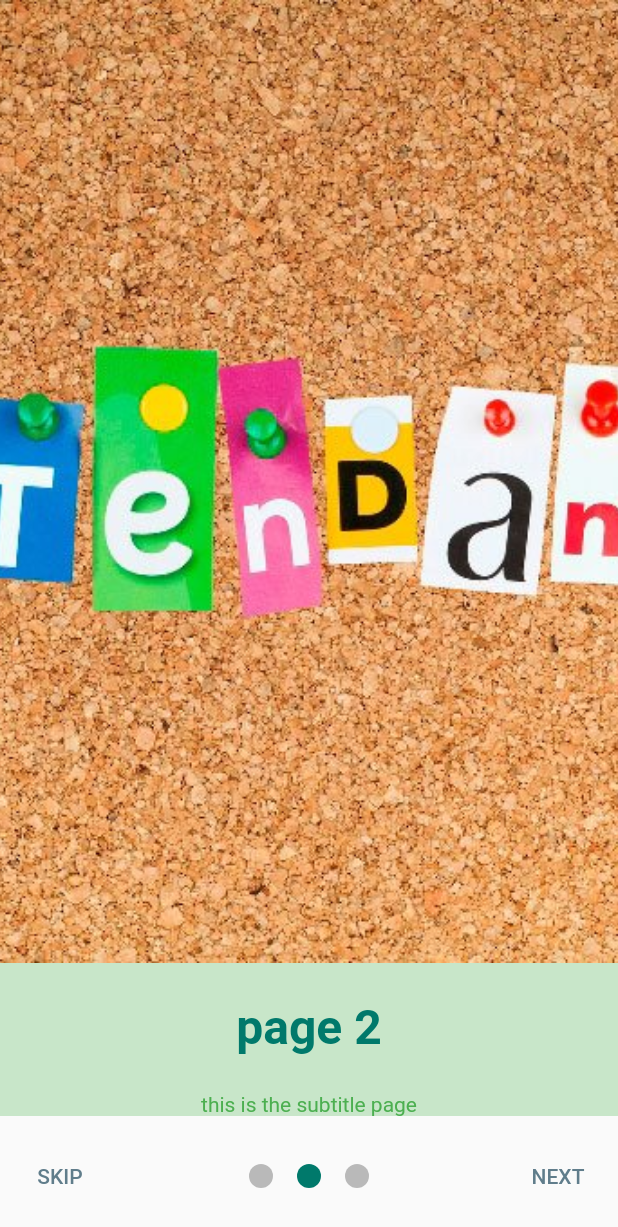
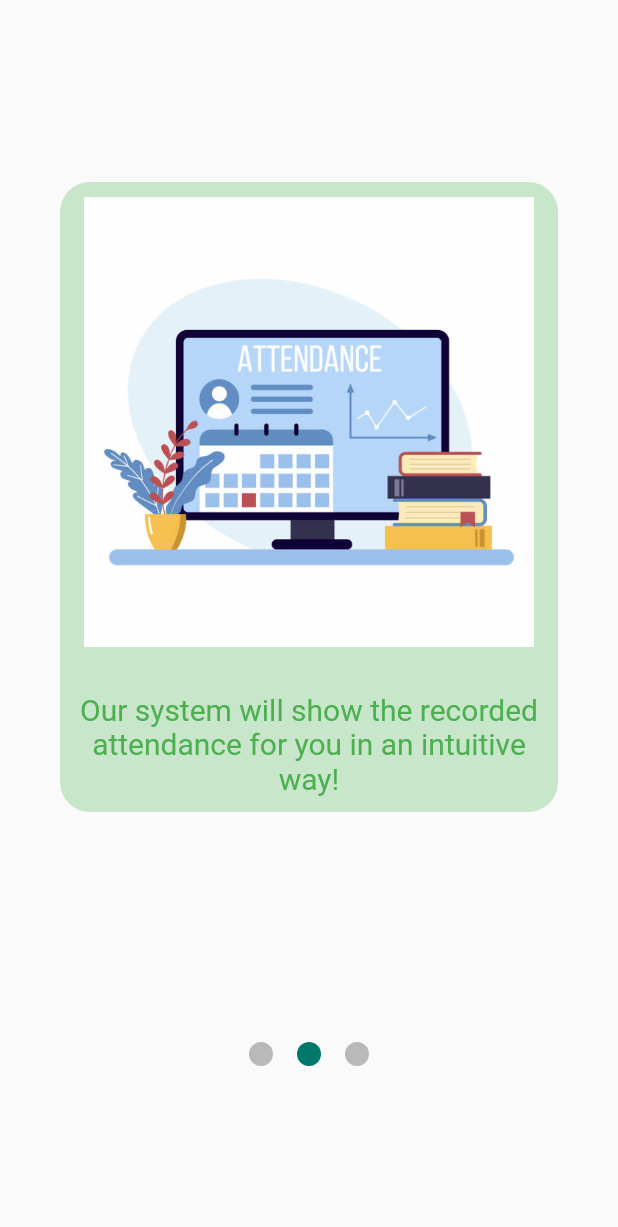
Before and after one commit to LimZhiSheng/flutter-project, a Flutter app: the screen it shows after launch, swiped to page 2, on a phone screen of 412 x 824 dp. Shown: the top 1227 px of the screen. Run offline on Flutter 3.47's test engine with Material 2 defaults, Android fonts, the phone set to English and light mode, and no system bars; drawn by our look-alikes of smooth_page_indicator; our stand-ins replace fluttertoast, share, shared_preferences, timeago.

Commit message:
after design

```diff
--- a/attendance_record/lib/onboarding_page.dart
+++ b/attendance_record/lib/onboarding_page.dart
@@ -10,97 +10,100 @@ class OnboardingPage extends StatefulWidget {
 }
 
 Widget buildPage({
-  required Color color,
   required String urlImage,
-  required String title,
   required String subtitle,
+  required double  subtitleFontSize,
 }) =>
-    Container(
-        color: color,
-        child: Column(mainAxisAlignment: MainAxisAlignment.center, children: [
-          Expanded(
+    Scaffold(
+        body: Center(
+      child: Padding(
+        padding: const EdgeInsets.all(40),
+        child: SizedBox(
+          width: 500,
+          height: 500,
+          child: ClipRRect(
+            borderRadius: BorderRadius.circular(20),
+            child: Container(
+              color: Colors.green.shade100,
+              child: Column(
+                children: [
+                  ClipRRect(
+                    borderRadius: BorderRadius.circular(20),
+                    child: Padding(
+                      padding: const EdgeInsets.all(10.0),
                       child: Image.asset(
                         urlImage,
-              fit: BoxFit.cover,
-              width: double.infinity,
+                        width: 300, // Adjust the width of the image
+                        height: 300, // Adjust the height of the image
                       ),
                     ),
-          const SizedBox(height: 24),
-          Text(title,
-              style: TextStyle(
-                color: Colors.teal.shade700,
-                fontSize: 32,
-                fontWeight: FontWeight.bold,
-              )),
-          const SizedBox(height: 24),
+                  ),
+                  SizedBox(height: 20),
                   Container(
                       padding: const EdgeInsets.symmetric(horizontal: 8),
                       child: Text(
                         subtitle,
-                style: const TextStyle(color: Colors.green),
+                        textAlign: TextAlign.center,
+                        style:  TextStyle(
+                          color: Colors.green,
+                          fontSize: subtitleFontSize,
+                        ),
                       )),
-        ]));
+                ],
+              ),
+            ),
+          ),
+        ),
+      ),
+    ));
 
 class OnboardingPageState extends State<OnboardingPage> {
   PageController pageController = PageController();
-  bool isLastPage = false;
+  int currentPage = 0;
+
   @override
   Widget build(BuildContext context) => Scaffold(
-        body: Padding(
-          padding: const EdgeInsets.only(bottom: 80),
+    body: Column(
+      mainAxisAlignment: MainAxisAlignment.spaceEvenly,
+      children: [
+        SizedBox(
+          height: 500,
           child: PageView(
             controller: pageController,
-            onPageChanged: (index) => {setState(() => isLastPage = index == 2)},
+            onPageChanged: (index) {
+              setState(() {
+                currentPage = index;
+              });
+            },
             children: [
               buildPage(
-                  color: Colors.green.shade100,
                 urlImage: 'assets/page1.jpg',
-                  title: 'page 1',
-                  subtitle: "this is the subtitle page"),
+                subtitle: "Welcome ~ !",
+                subtitleFontSize: 26,
+              ),
               buildPage(
-                  color: Colors.green.shade100,
                 urlImage: 'assets/page2.jpg',
-                  title: 'page 2',
-                  subtitle: "this is the subtitle page"),
+                subtitle: "Our system will show the recorded attendance for you in an intuitive way!",
+                subtitleFontSize: 20,
+              ),
               buildPage(
-                  color: Colors.green.shade100,
                 urlImage: 'assets/page3.jpg',
-                  title: 'page 3',
-                  subtitle: "this is the subtitle page"),
+                subtitle: "Not only that, you can add new attendance using our system ~",
+                subtitleFontSize: 20,
+              ),
             ],
           ),
         ),
-        bottomSheet: isLastPage
-            ? TextButton(
-                style: TextButton.styleFrom(
-                  shape: RoundedRectangleBorder(
-                      borderRadius: BorderRadius.circular(8)),
-                  foregroundColor: Colors.white,
-                  backgroundColor: Colors.teal.shade700,
-                  minimumSize: const Size.fromHeight(80),
-                ),
-                child: const Text('Get Started'),
-                onPressed: () async {
-                  Navigator.of(context).pushReplacement(MaterialPageRoute(
-                    builder: (context) => const AttendanceListScreen(),
-                  ));
-                },
-              )
-            : Container(
+        Container(
           padding: const EdgeInsets.symmetric(horizontal: 8),
           height: 80,
           child: Row(
-                  mainAxisAlignment: MainAxisAlignment.spaceBetween,
+            mainAxisAlignment: MainAxisAlignment.center,
             children: [
-                    TextButton(
-                      child: const Text('SKIP'),
-                      onPressed: () => pageController.animateToPage(
-                        2,
-                        duration: const Duration(milliseconds: 500),
-                        curve: Curves.easeInOut,
-                      ),
-                    ),
-                    Center(
+              if (currentPage != 2)
+                Expanded(
+                  child: Align(
+                    alignment: Alignment.center,
                     child: SmoothPageIndicator(
                       controller: pageController,
                       count: 3,
@@ -116,14 +119,27 @@ class OnboardingPageState extends State<OnboardingPage> {
                       ),
                     ),
                   ),
-                    TextButton(
-                      child: const Text('NEXT'),
-                      onPressed: () => pageController.nextPage(
-                        duration: const Duration(milliseconds: 500),
-                        curve: Curves.easeInOut,
+                ),
+              if (currentPage == 2)
+                Expanded(
+                  child: Align(
+                    alignment: Alignment.center,
+                    child: ElevatedButton(
+                      child: Text('Start'),
+                      onPressed: () async {
+                        Navigator.of(context).pushReplacement(
+                          MaterialPageRoute(
+                            builder: (context) => const AttendanceListScreen(),
+                          ),
+                        );
+                      },
+                    ),
                   ),
                 ),
             ],
-                )),
+          ),
+        ),
+      ],
+    ),
   );
 }
```
Also changed, not shown: attendance_record/lib/attendance_list_screen.dart (+24 -8 lines), attendance_record/lib/record_details_screen.dart (+56 -3 lines), attendance_record/assets/page1.jpg, attendance_record/assets/page2.jpg, attendance_record/assets/page3.jpg. Lines whose indentation alone changed are shown as unchanged.
